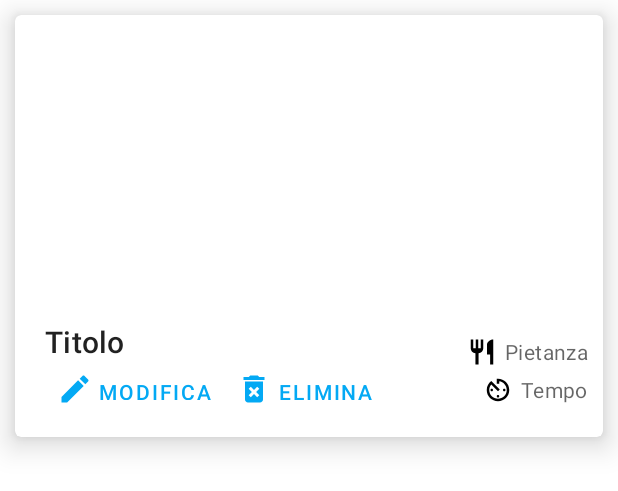
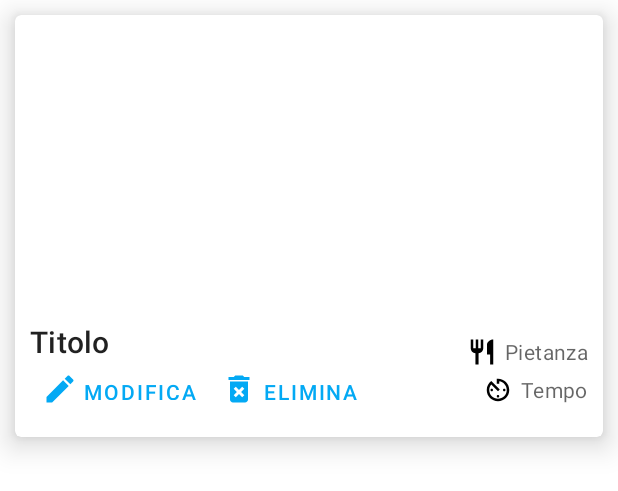
Before and after one commit to matteotoma98/Cookingbayapp, an Android app: the layout my_recipe_card.xml on its own in the app's theme, with its tools: preview values and no code run, on a phone screen of 412 x 824 dp. Shown: the top 491 px of the screen. Run offline under Robolectric (Android 15) with nearby library versions, the phone set to English and light mode, and no system bars.

Commit message:
Cambio grafico 2

```diff
--- a/app/src/main/res/layout/my_recipe_card.xml
+++ b/app/src/main/res/layout/my_recipe_card.xml
@@ -33,7 +33,7 @@
                 android:layout_width="wrap_content"
                 android:layout_height="match_parent"
                 android:orientation="vertical"
-                android:paddingLeft="10dp"
+
                 >
                 <!-- Title, secondary and supporting text -->
                 <TextView
```
